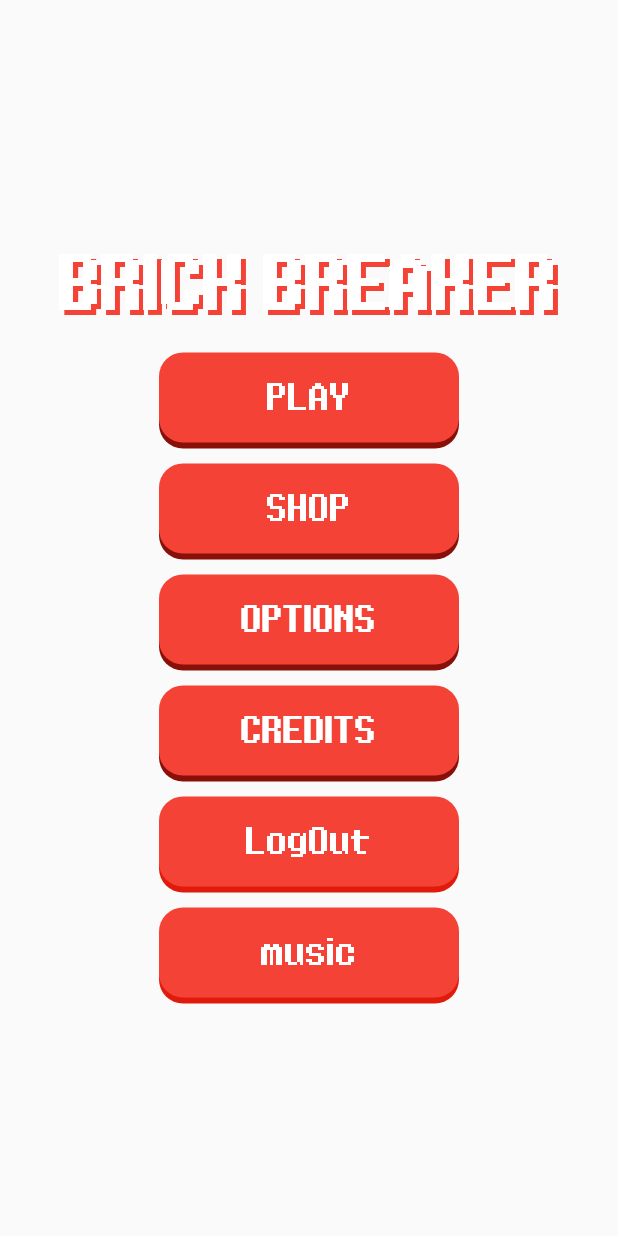
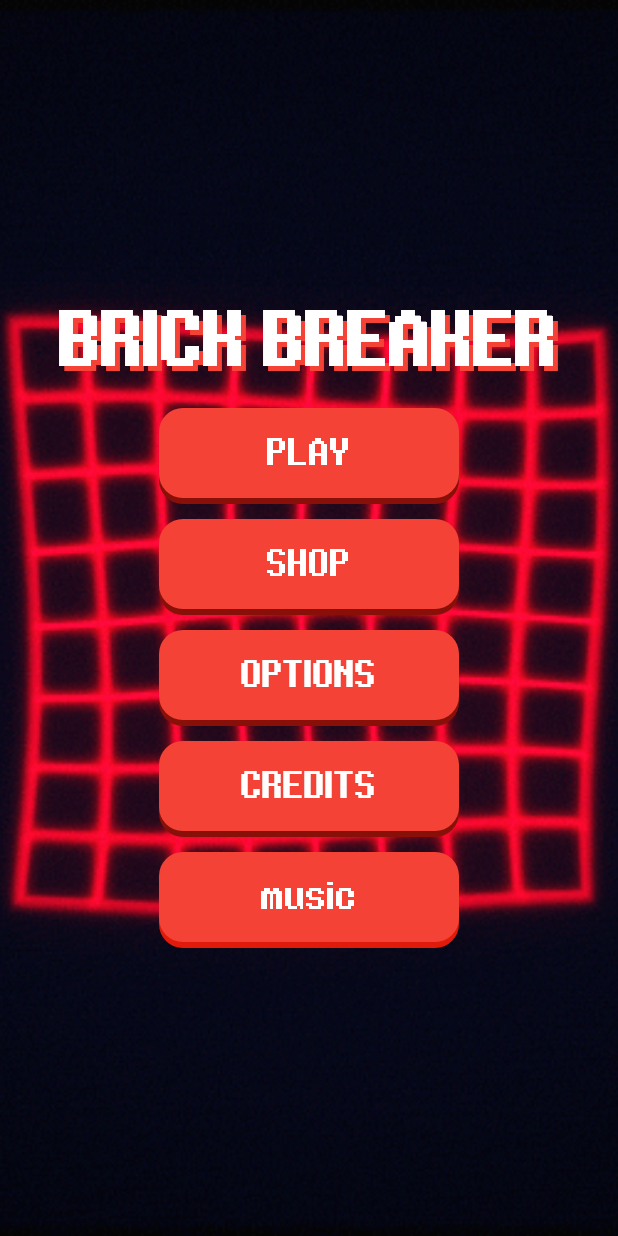
Before and after one commit to FadyTarekYohana/breakergame, a Flutter app: the screen it shows once a user with an empty profile is signed in, on a phone screen of 412 x 824 dp. Run offline on Flutter 3.47's test engine with Material 2 defaults, Android fonts, the phone set to English and light mode, and no system bars; our stand-ins replace audioplayers, cloud_firestore, firebase_auth, firebase_core, flutter_local_notifications, flutter_riverpod and 3 more; missing offline and left inert: flame_audio; accounts and stored records are empty.

Commit message:
background bug fix

```diff
--- a/lib/presentation/home_screen.dart
+++ b/lib/presentation/home_screen.dart
@@ -37,7 +37,10 @@ class HomePage extends StatelessWidget {
           Padding(
             padding: const EdgeInsets.all(5.0),
             child: AnimatedButton(
-              child: Text(
+              onPressed: () => GoRouter.of(context).go('/levels'),
+              enabled: true,
+              shadowDegree: ShadowDegree.dark,
+              child: const Text(
                 'PLAY',
                 style: TextStyle(
                   fontSize: 20,
@@ -45,15 +48,15 @@ class HomePage extends StatelessWidget {
                   fontWeight: FontWeight.w500,
                 ),
               ),
-              onPressed: () => GoRouter.of(context).go('/levels'),
-              enabled: true,
-              shadowDegree: ShadowDegree.dark,
             ),
           ),
           Padding(
             padding: const EdgeInsets.all(5.0),
             child: AnimatedButton(
-              child: Text(
+              onPressed: () => GoRouter.of(context).go('/shopscreen'),
+              enabled: true,
+              shadowDegree: ShadowDegree.dark,
+              child: const Text(
                 'SHOP',
                 style: TextStyle(
                   fontSize: 20,
@@ -61,15 +64,15 @@ class HomePage extends StatelessWidget {
                   fontWeight: FontWeight.w500,
                 ),
               ),
-              onPressed: () => GoRouter.of(context).go('/shopscreen'),
-              enabled: true,
-              shadowDegree: ShadowDegree.dark,
             ),
           ),
           Padding(
             padding: const EdgeInsets.all(5.0),
             child: AnimatedButton(
-              child: Text(
+              onPressed: () => GoRouter.of(context).go('/optionsscreen'),
+              enabled: true,
+              shadowDegree: ShadowDegree.dark,
+              child: const Text(
                 'OPTIONS',
                 style: TextStyle(
                   fontSize: 20,
@@ -77,15 +80,15 @@ class HomePage extends StatelessWidget {
                   fontWeight: FontWeight.w500,
                 ),
               ),
-              onPressed: () => GoRouter.of(context).go('/optionsscreen'),
-              enabled: true,
-              shadowDegree: ShadowDegree.dark,
             ),
           ),
           Padding(
             padding: const EdgeInsets.all(5.0),
             child: AnimatedButton(
-              child: Text(
+              onPressed: () => GoRouter.of(context).go('/creditsscreen'),
+              enabled: true,
+              shadowDegree: ShadowDegree.dark,
+              child: const Text(
                 'CREDITS',
                 style: TextStyle(
                   fontSize: 20,
@@ -93,30 +96,12 @@ class HomePage extends StatelessWidget {
                   fontWeight: FontWeight.w500,
                 ),
               ),
-              onPressed: () => GoRouter.of(context).go('/creditsscreen'),
-              enabled: true,
-              shadowDegree: ShadowDegree.dark,
             ),
           ),
           Padding(
             padding: const EdgeInsets.all(5.0),
             child: AnimatedButton(
-                child: Text(
-                  'LogOut',
-                  style: TextStyle(
-                    fontSize: 20,
-                    color: Colors.white,
-                    fontWeight: FontWeight.w500,
-                  ),
-                ),
-                onPressed: () {
-                  FirebaseAuth.instance.signOut();
-                }),
-          ),
-          Padding(
-            padding: const EdgeInsets.all(5.0),
-            child: AnimatedButton(
-                child: Text(
+                child: const Text(
                   'music',
                   style: TextStyle(
                     fontSize: 20,
--- a/lib/routing/auth.dart
+++ b/lib/routing/auth.dart
@@ -10,6 +10,7 @@ class Authorize extends StatelessWidget {
   @override
   Widget build(BuildContext context) {
     return Scaffold(
+      backgroundColor: Colors.transparent,
       body: StreamBuilder<User?>(
         stream: FirebaseAuth.instance.authStateChanges(),
         builder: (context, snapshot) {
--- a/lib/widgets/shopitem.dart
+++ b/lib/widgets/shopitem.dart
@@ -25,7 +25,12 @@ class ShopItem extends StatelessWidget {
         Padding(
           padding: const EdgeInsets.all(5.0),
           child: AnimatedButton(
-            child: Text(
+            onPressed: () {},
+            width: 70,
+            height: 40,
+            enabled: true,
+            shadowDegree: ShadowDegree.light,
+            child: const Text(
               'BUY',
               style: TextStyle(
                 fontSize: 15,
@@ -33,11 +38,6 @@ class ShopItem extends StatelessWidget {
                 fontWeight: FontWeight.w500,
               ),
             ),
-            onPressed: () {},
-            width: 70,
-            height: 40,
-            enabled: true,
-            shadowDegree: ShadowDegree.light,
           ),
         ),
       ],
```
